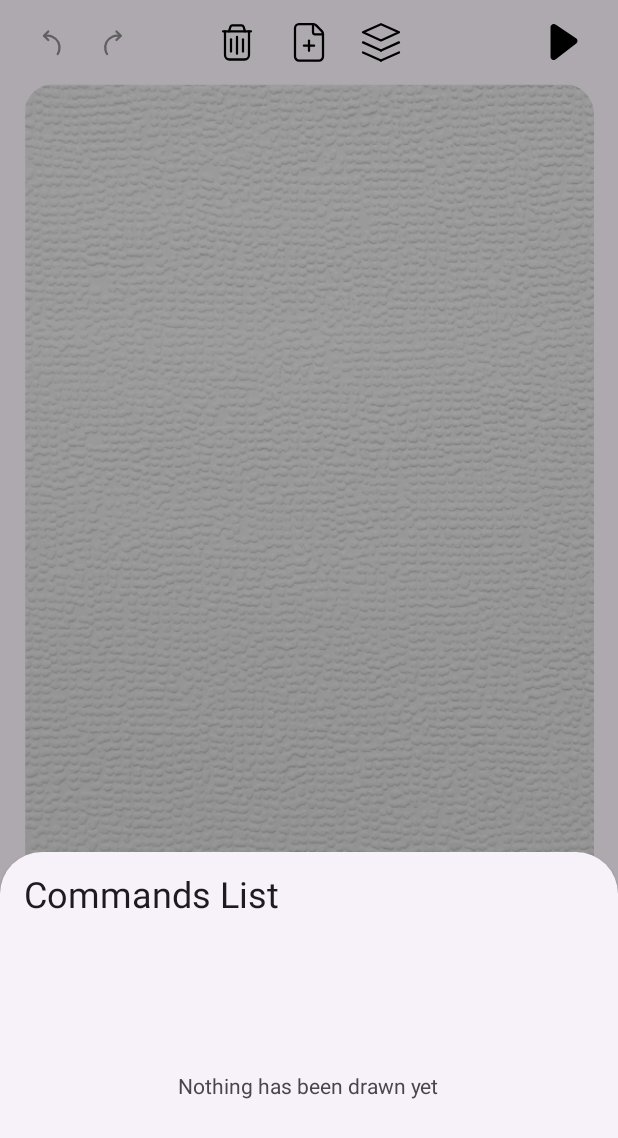
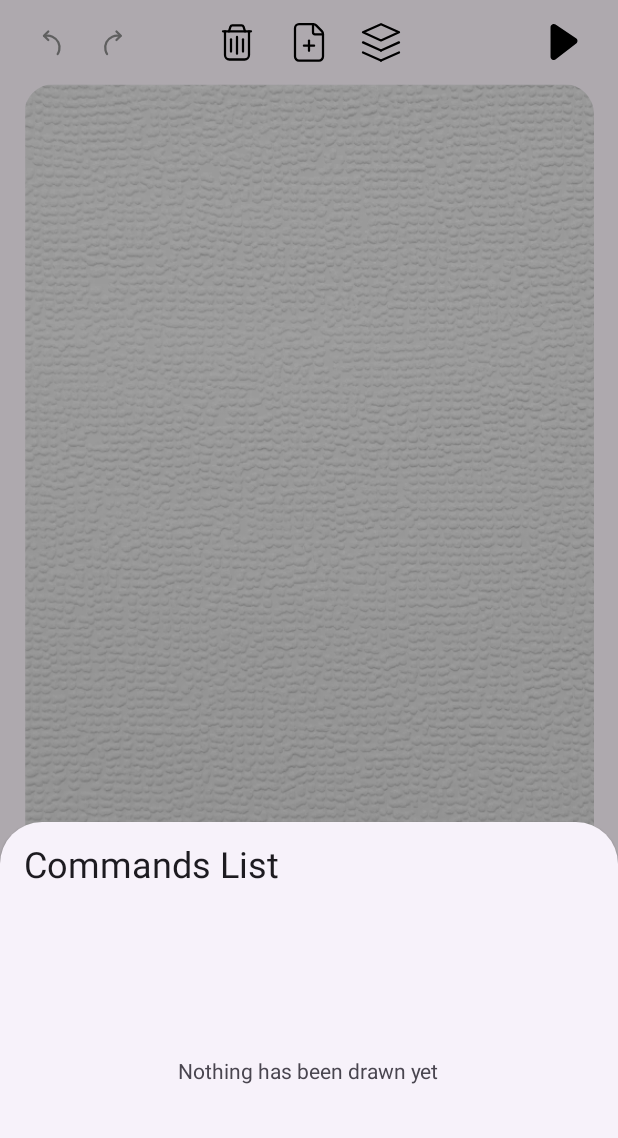
Before and after one commit to alexanderbliznyuk/LivePictures, an Android app: the fragment CmdListFragment placed in its activity, on a phone screen of 412 x 824 dp. Shown: the top 1138 px of the screen. Run offline under Robolectric (Android 15) with nearby library versions, the phone set to English and light mode, and no system bars; our stand-ins replace Dagger/Hilt's generated code, Room's generated code, paging; 1 statement that could not run was skipped.

```diff
--- a/app/src/main/res/layout/fragment_cmd_list.xml
+++ b/app/src/main/res/layout/fragment_cmd_list.xml
@@ -17,7 +17,7 @@
     <androidx.recyclerview.widget.RecyclerView
         android:id="@+id/cmdRecycler"
         android:layout_width="match_parent"
-        android:layout_height="200dp"
+        android:layout_height="220dp"
         android:clipToPadding="false"
         android:padding="@dimen/cmd_list_item_spacing" />
 
--- a/app/src/main/res/layout/list_item_cmd.xml
+++ b/app/src/main/res/layout/list_item_cmd.xml
@@ -44,7 +44,7 @@
             android:layout_height="wrap_content"
             android:ellipsize="end"
             android:gravity="center_vertical"
-            android:maxLines="2"
+            android:lines="2"
             android:minHeight="32dp"
             android:paddingHorizontal="8dp" />
     </LinearLayout>
```
Also changed, not shown: 1 other file.
